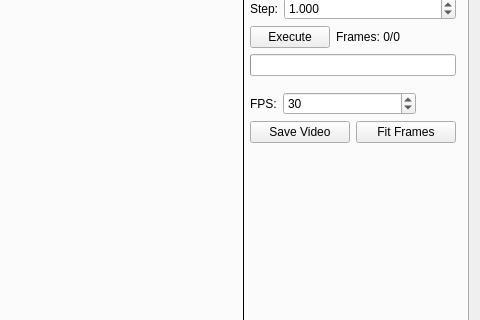
This is GUI/mainwindow.ui in mvxe/MLA-CS as Qt 5 draws it before an edit; both pictures show x 407 to 887 and y 261 to 581 of the 887 by 716 pixel window. The edited form follows.
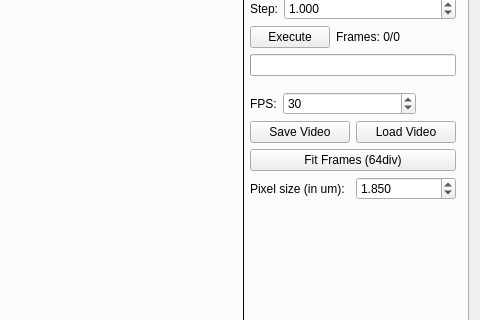
This is the edited form. The open tabs and pages were chosen to show the change. Icons and pictures are not drawn. Custom widgets are drawn as their Qt base class.

```diff
--- a/GUI/mainwindow.ui
+++ b/GUI/mainwindow.ui
@@ -1176,9 +1176,49 @@
              </widget>
             </item>
             <item>
-             <widget class="QPushButton" name="pushButton_5">
+             <widget class="QPushButton" name="pushButton_6">
               <property name="text">
-               <string>Fit Frames</string>
+               <string>Load Video</string>
+              </property>
+             </widget>
+            </item>
+           </layout>
+          </item>
+          <item>
+           <widget class="QPushButton" name="pushButton_5">
+            <property name="text">
+             <string>Fit Frames (64div)</string>
+            </property>
+           </widget>
+          </item>
+          <item>
+           <layout class="QHBoxLayout" name="horizontalLayout_14">
+            <property name="topMargin">
+             <number>0</number>
+            </property>
+            <item>
+             <widget class="QLabel" name="label_28">
+              <property name="sizePolicy">
+               <sizepolicy hsizetype="Minimum" vsizetype="Preferred">
+                <horstretch>0</horstretch>
+                <verstretch>0</verstretch>
+               </sizepolicy>
+              </property>
+              <property name="text">
+               <string>Pixel size (in um):</string>
+              </property>
+             </widget>
+            </item>
+            <item>
+             <widget class="QDoubleSpinBox" name="pixsize">
+              <property name="decimals">
+               <number>3</number>
+              </property>
+              <property name="maximum">
+               <double>1000.000000000000000</double>
+              </property>
+              <property name="value">
+               <double>1.850000000000000</double>
               </property>
              </widget>
             </item>
```
